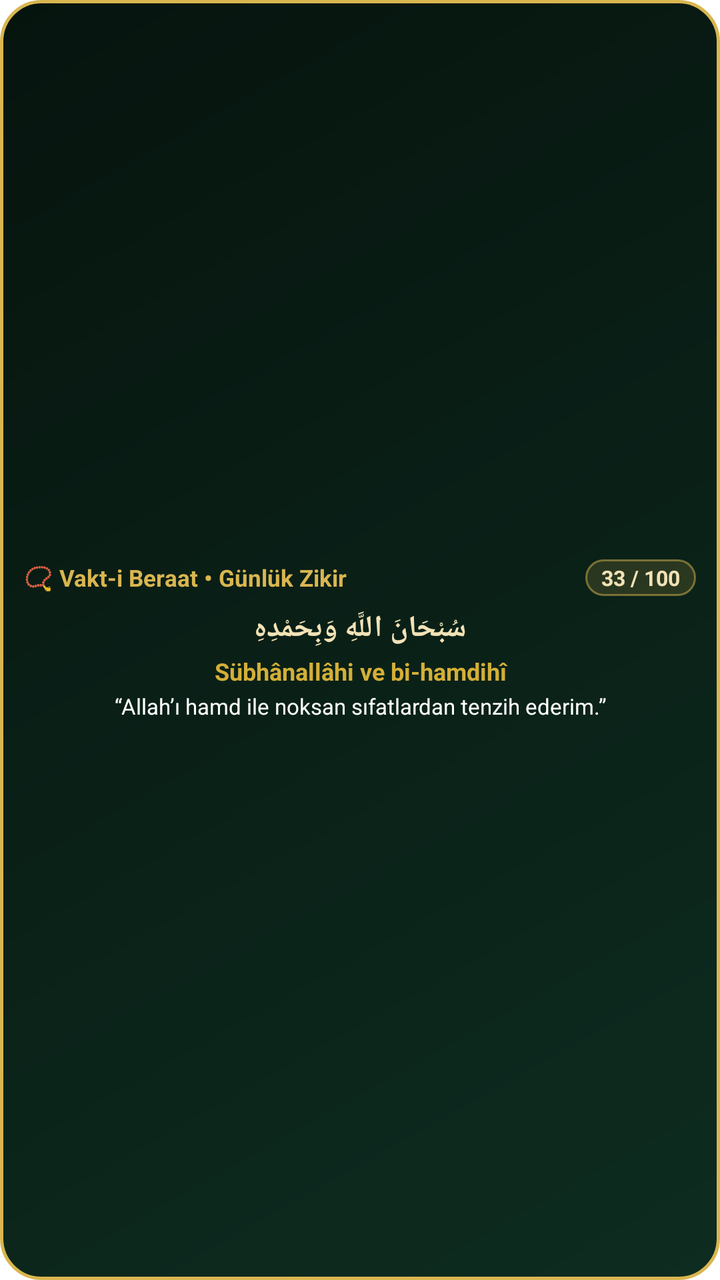
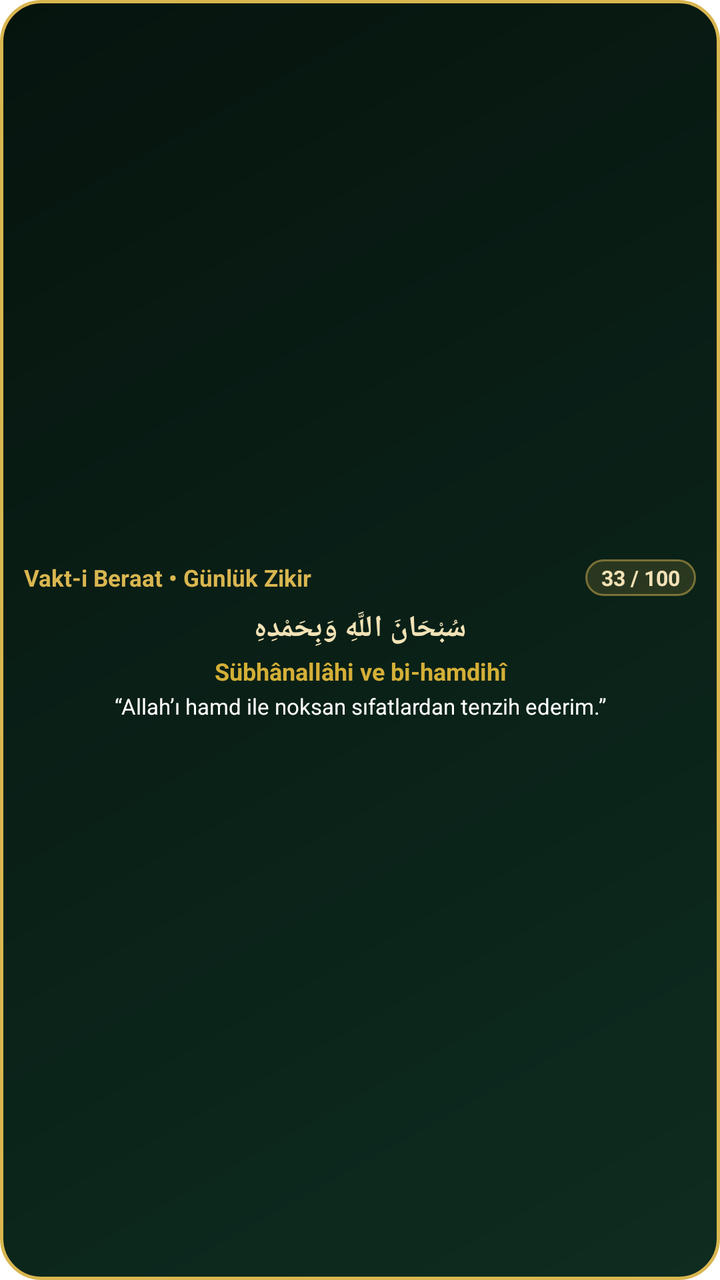

The first picture is an Android layout as it rendered before a commit; the second is the same layout after the commit. The layout source and the unified diff follow.
<!-- AndroidManifest.xml: fallback theme Theme.MaterialComponents.DayNight.NoActionBar -->
<!-- res/layout/vakti_huzur_zikir_widget.xml -->
<?xml version="1.0" encoding="utf-8"?>
<LinearLayout xmlns:android="http://schemas.android.com/apk/res/android"
    android:id="@+id/widget_zikir_root"
    android:layout_width="match_parent"
    android:layout_height="match_parent"
    android:background="@drawable/widget_bg_emerald_gold"
    android:orientation="vertical"
    android:gravity="center"
    android:padding="12dp">

    <LinearLayout
        android:layout_width="match_parent"
        android:layout_height="wrap_content"
        android:gravity="center_vertical"
        android:orientation="horizontal">

        <TextView
            android:id="@+id/tv_zikir_widget_baslik"
            android:layout_width="0dp"
            android:layout_height="wrap_content"
            android:layout_weight="1"
            android:text="📿 Vakt-i Beraat • Günlük Zikir"
            android:textColor="#D9B650"
            android:textSize="11.5sp"
            android:textStyle="bold" />

        <TextView
            android:id="@+id/tv_zikir_widget_sayac"
            android:layout_width="wrap_content"
            android:layout_height="wrap_content"
            android:background="@drawable/widget_badge_gold"
            android:paddingLeft="8dp"
            android:paddingTop="2dp"
            android:paddingRight="8dp"
            android:paddingBottom="2dp"
            android:text="33 / 100"
            android:textColor="#F2E2B6"
            android:textSize="10.5sp"
            android:textStyle="bold" />
    </LinearLayout>

    <TextView
        android:id="@+id/tv_zikir_widget_arapca"
        android:layout_width="match_parent"
        android:layout_height="wrap_content"
        android:layout_marginTop="6dp"
        android:ellipsize="end"
        android:gravity="center"
        android:text="سُبْحَانَ اللَّهِ وَبِحَمْدِهِ"
        android:textColor="#F2E2B6"
        android:textSize="15sp"
        android:textStyle="bold" />

    <TextView
        android:id="@+id/tv_zikir_widget_okunus"
        android:layout_width="match_parent"
        android:layout_height="wrap_content"
        android:layout_marginTop="3dp"
        android:ellipsize="end"
        android:gravity="center"
        android:text="Sübhânallâhi ve bi-hamdihî"
        android:textColor="#D4AF37"
        android:textSize="12sp"
        android:textStyle="bold" />

    <TextView
        android:id="@+id/tv_zikir_widget_anlam"
        android:layout_width="match_parent"
        android:layout_height="wrap_content"
        android:layout_marginTop="2dp"
        android:ellipsize="end"
        android:gravity="center"
        android:maxLines="2"
        android:text="“Allah’ı hamd ile noksan sıfatlardan tenzih ederim.”"
        android:textColor="#FFFFFF"
        android:textSize="11sp" />
</LinearLayout>
<!-- resources referenced by this layout -->
<resources>
  <!-- drawable widget_badge_gold (drawable) -->
  <?xml version="1.0" encoding="utf-8"?>
  <shape xmlns:android="http://schemas.android.com/apk/res/android"
      android:shape="rectangle">
      <solid android:color="#26D9B650" />
      <corners android:radius="10dp" />
      <stroke
          android:width="1dp"
          android:color="#80D9B650" />
  </shape>
  <!-- drawable widget_bg_emerald_gold (drawable) -->
  <?xml version="1.0" encoding="utf-8"?>
  <shape xmlns:android="http://schemas.android.com/apk/res/android"
      android:shape="rectangle">
      <gradient
          android:angle="135"
          android:startColor="#0E2C20"
          android:centerColor="#0A2017"
          android:endColor="#06140E"
          android:type="linear" />
      <corners android:radius="20dp" />
      <stroke
          android:width="1.5dp"
          android:color="#D9B650" />
  </shape>
</resources>

<!-- the commit's change to res/layout/vakti_huzur_zikir_widget.xml (unified diff, before → after) -->
@@ -19,7 +19,7 @@
             android:layout_width="0dp"
             android:layout_height="wrap_content"
             android:layout_weight="1"
-            android:text="📿 Vakt-i Beraat • Günlük Zikir"
+            android:text="Vakt-i Beraat • Günlük Zikir"
             android:textColor="#D9B650"
             android:textSize="11.5sp"
             android:textStyle="bold" />
